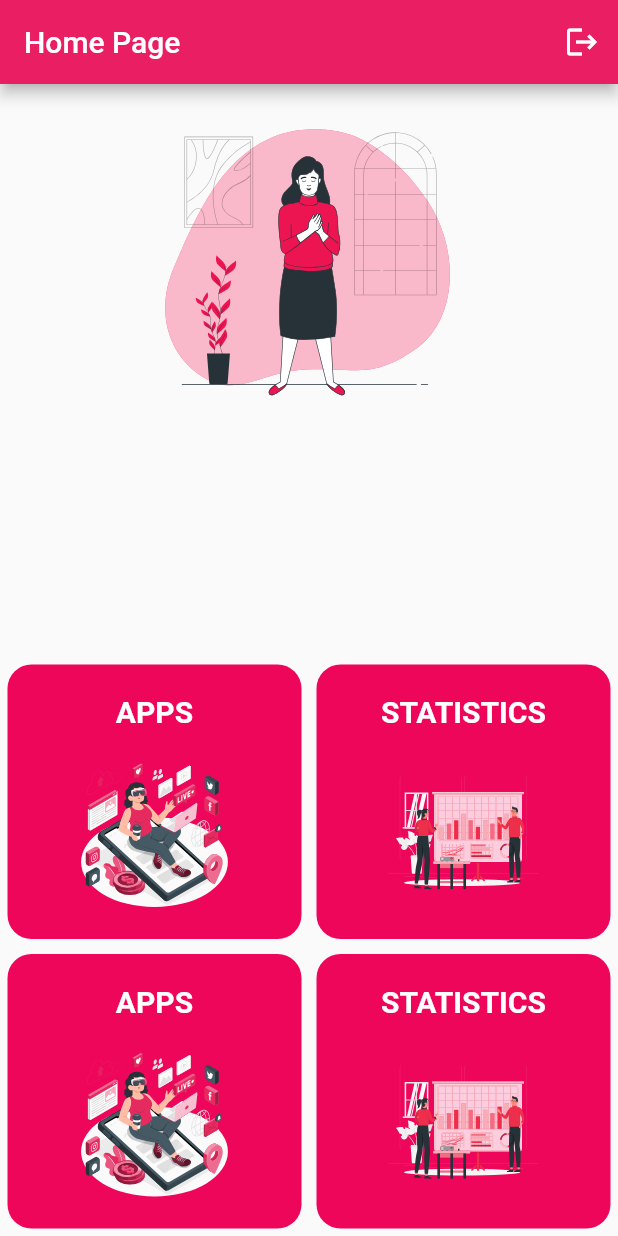
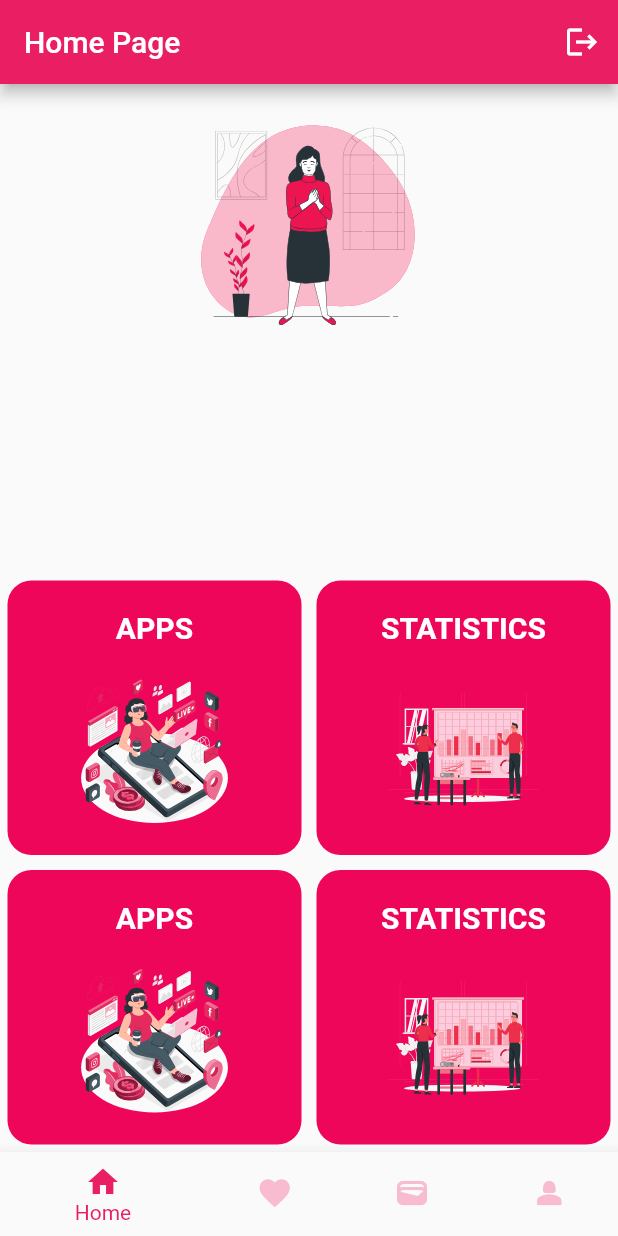
Before and after one commit to Curltai/stressout, a Flutter app: the screen it shows once a user with an empty profile is signed in, on a phone screen of 412 x 824 dp. Run offline on Flutter 3.47's test engine with Material 2 defaults, Android fonts, the phone set to English and light mode, and no system bars; our stand-ins replace firebase_auth, firebase_core, flutter_svg; accounts and stored records are empty.

Commit message:
feat: implemented navigation/applications page

```diff
--- /dev/null
+++ b/lib/pages/applications/apps.dart
@@ -0,0 +1 @@
+export 'package:stressout/pages/applications/views/view.dart';
--- /dev/null
+++ b/lib/pages/applications/views/view.dart
@@ -0,0 +1,2 @@
+export 'package:stressout/pages/applications/views/apps.dart';
+export 'package:stressout/pages/applications/views/favorite_apps.dart';
--- a/lib/pages/authentication/auth.dart
+++ b/lib/pages/authentication/auth.dart
@@ -12,9 +12,8 @@ class AuthPage extends StatelessWidget {
       body: StreamBuilder<User?>(
         stream: FirebaseAuth.instance.authStateChanges(),
         builder: (context, snapshot) {
-          print(snapshot);
           if (snapshot.hasData) {
-            return Home();
+            return const MainPage();
           } else {
             return const Onboarding();
           }
--- a/lib/pages/home/home.dart
+++ b/lib/pages/home/home.dart
@@ -1,100 +1 @@
-import 'package:firebase_auth/firebase_auth.dart';
-import 'package:flutter/material.dart';
-import 'package:stressout/pages/home/widgets/card.dart';
-import 'package:flutter_svg/flutter_svg.dart';
-
-import '../onboarding/onboarding.dart';
-
-class Home extends StatefulWidget {
-  const Home({super.key});
-
-  @override
-  State<Home> createState() => _HomeState();
-}
-
-class _HomeState extends State<Home> {
-  late User? _currentUser;
-
-  @override
-  void initState() {
-    _currentUser = FirebaseAuth.instance.currentUser;
-    super.initState();
-  }
-
-  void signUserOut() async {
-    await FirebaseAuth.instance.signOut();
-
-    Navigator.of(context).pushReplacement(
-      MaterialPageRoute(
-        builder: (context) => const Onboarding(),
-      ),
-    );
-  }
-
-  @override
-  Widget build(BuildContext context) {
-    return Scaffold(
-      appBar: AppBar(
-        title: const Text("Home Page"),
-        actions: [
-          IconButton(onPressed: signUserOut, icon: const Icon(Icons.logout))
-        ],
-      ),
-      body: SafeArea(
-        child: Center(
-          child: Column(
-            mainAxisAlignment: MainAxisAlignment.center,
-            children: [
-              const SizedBox(
-                height: 20,
-              ),
-              Row(
-                mainAxisAlignment: MainAxisAlignment.center,
-                children: [
-                  // Text('Welcome, ${_currentUser?.email}'),
-
-                  SvgPicture.asset('assets/images/background-home-1.svg',
-                      height: 200),
-                ],
-              ),
-              const Spacer(),
-              const Column(
-                mainAxisAlignment: MainAxisAlignment.end,
-                children: [
-                  Row(
-                    children: [
-                      Expanded(
-                        child: MyCard(
-                            label: 'APPS',
-                            imagePath: 'assets/images/card-1.svg'),
-                      ),
-                      Expanded(
-                        child: MyCard(
-                            label: 'STATISTICS',
-                            imagePath: 'assets/images/card-2.svg'),
-                      ),
-                    ],
-                  ),
-                  Row(
-                    children: [
-                      Expanded(
-                        child: MyCard(
-                            label: 'APPS',
-                            imagePath: 'assets/images/card-1.svg'),
-                      ),
-                      Expanded(
-                        child: MyCard(
-                            label: 'STATISTICS',
-                            imagePath: 'assets/images/card-2.svg'),
-                      ),
-                    ],
-                  ),
-                ],
-              ),
-            ],
-          ),
-        ),
-      ),
-    );
-  }
-}
+export 'package:stressout/pages/home/view/view.dart';
--- /dev/null
+++ b/lib/pages/home/view/home_page.dart
@@ -0,0 +1,111 @@
+import 'package:firebase_auth/firebase_auth.dart';
+import 'package:flutter/material.dart';
+import 'package:stressout/pages/applications/apps.dart';
+import 'package:stressout/pages/home/widgets/card.dart';
+import 'package:flutter_svg/flutter_svg.dart';
+
+import '../../onboarding/onboarding.dart';
+
+class Home extends StatefulWidget {
+  const Home({super.key});
+
+  @override
+  State<Home> createState() => _HomeState();
+}
+
+class _HomeState extends State<Home> {
+  late User? _currentUser;
+
+  @override
+  void initState() {
+    _currentUser = FirebaseAuth.instance.currentUser;
+    super.initState();
+  }
+
+  void signUserOut() async {
+    await FirebaseAuth.instance.signOut();
+
+    Navigator.of(context).pushReplacement(
+      MaterialPageRoute(
+        builder: (context) => const Onboarding(),
+      ),
+    );
+  }
+
+  @override
+  Widget build(BuildContext context) {
+    return Scaffold(
+      appBar: AppBar(
+        title: const Text("Home Page"),
+        actions: [
+          IconButton(onPressed: signUserOut, icon: const Icon(Icons.logout))
+        ],
+      ),
+      body: SafeArea(
+        child: Center(
+          child: Column(
+            mainAxisAlignment: MainAxisAlignment.center,
+            children: [
+              const SizedBox(
+                height: 20,
+              ),
+              Row(
+                mainAxisAlignment: MainAxisAlignment.center,
+                children: [
+                  // Text('Welcome, ${_currentUser?.email}'),
+
+                  SvgPicture.asset('assets/images/background-home-1.svg',
+                      height: 150),
+                ],
+              ),
+              // Text(
+              //   'Welcome, ${_currentUser?.email}',
+              //   style: TextStyle(fontSize: 20, color: Colors.black),
+              // ),
+              const Spacer(),
+              Column(
+                mainAxisAlignment: MainAxisAlignment.end,
+                children: [
+                  Row(
+                    children: [
+                      Expanded(
+                        child: GestureDetector(
+                          onTap: () => {
+                            Navigator.of(context).push(MaterialPageRoute(
+                                builder: (context) => const AppsPage())),
+                          },
+                          child: MyCard(
+                              label: 'APPS',
+                              imagePath: 'assets/images/card-1.svg'),
+                        ),
+                      ),
+                      Expanded(
+                        child: MyCard(
+                            label: 'STATISTICS',
+                            imagePath: 'assets/images/card-2.svg'),
+                      ),
+                    ],
+                  ),
+                  Row(
+                    children: [
+                      Expanded(
+                        child: MyCard(
+                            label: 'APPS',
+                            imagePath: 'assets/images/card-1.svg'),
+                      ),
+                      Expanded(
+                        child: MyCard(
+                            label: 'STATISTICS',
+                            imagePath: 'assets/images/card-2.svg'),
+                      ),
+                    ],
+                  ),
+                ],
+              ),
+            ],
+          ),
+        ),
+      ),
+    );
+  }
+}
--- /dev/null
+++ b/lib/pages/home/view/main_page.dart
@@ -0,0 +1,55 @@
+import 'package:firebase_auth/firebase_auth.dart';
+import 'package:flutter/material.dart';
+import 'package:stressout/pages/applications/apps.dart';
+import 'package:stressout/pages/home/view/home_page.dart';
+import 'package:stressout/pages/home/widgets/card.dart';
+import 'package:flutter_svg/flutter_svg.dart';
+import 'package:stressout/pages/login/views/forgot_page.dart';
+import 'package:stressout/pages/user/user.dart';
+import 'package:stressout/pages/wallet/wallet.dart';
+
+class MainPage extends StatefulWidget {
+  const MainPage({super.key});
+
+  @override
+  State<MainPage> createState() => _MainPageState();
+}
+
+class _MainPageState extends State<MainPage> {
+  int currentIndex = 0;
+
+  List pages = [
+    const Home(),
+    const FavoriteAppsPage(),
+    const WalletPage(),
+    const UserProfilePage(),
+  ];
+
+  void onTap(int index) {
+    setState(() {
+      currentIndex = index;
+    });
+  }
+
+  @override
+  Widget build(BuildContext context) {
+    return Scaffold(
+      body: pages[currentIndex],
+      bottomNavigationBar: BottomNavigationBar(
+        currentIndex: currentIndex,
+        selectedItemColor: Theme.of(context).primaryColor,
+        unselectedItemColor: Theme.of(context).primaryColorLight,
+        items: [
+          const BottomNavigationBarItem(icon: Icon(Icons.home), label: 'Home'),
+          const BottomNavigationBarItem(
+              icon: Icon(Icons.favorite), label: 'Favorite'),
+          const BottomNavigationBarItem(
+              icon: Icon(Icons.wallet), label: 'Wallet'),
+          const BottomNavigationBarItem(
+              icon: Icon(Icons.person_2), label: 'Profile'),
+        ],
+        onTap: onTap,
+      ),
+    );
+  }
+}
--- /dev/null
+++ b/lib/pages/home/view/view.dart
@@ -0,0 +1,2 @@
+export 'package:stressout/pages/home/view/main_page.dart';
+export 'package:stressout/pages/home/view/home_page.dart';
--- /dev/null
+++ b/lib/pages/instagram/instagram.dart
@@ -0,0 +1 @@
+export 'package:stressout/pages/instagram/views/main.dart';
--- /dev/null
+++ b/lib/pages/instagram/views/view.dart
@@ -0,0 +1 @@
+export 'package:stressout/pages/instagram/views/main.dart';
--- a/lib/pages/onboarding/onboarding.dart
+++ b/lib/pages/onboarding/onboarding.dart
@@ -1,6 +1,6 @@
 import 'package:flutter/material.dart';
 import 'package:flutter_svg/flutter_svg.dart';
-import 'package:stressout/pages/home/home.dart';
+import 'package:stressout/pages/home/view/home_page.dart';
 import 'package:stressout/pages/login/login.dart';
 import 'package:stressout/pages/welcome/welcome.dart';
 
--- /dev/null
+++ b/lib/pages/user/user.dart
@@ -0,0 +1 @@
+export 'package:stressout/pages/user/views/view.dart';
--- /dev/null
+++ b/lib/pages/user/views/view.dart
@@ -0,0 +1 @@
+export 'package:stressout/pages/user/views/my_profile.dart';
```
Also changed, not shown: lib/pages/applications/data/app_model.dart (added, +51 -0 lines), lib/pages/applications/views/apps.dart (added, +32 -0 lines), lib/pages/applications/views/favorite_apps.dart (added, +35 -0 lines), lib/pages/applications/widgets/app_card.dart (added, +40 -0 lines), lib/pages/instagram/views/main.dart (added, +10 -0 lines), lib/pages/user/views/my_profile.dart (added, +14 -0 lines), lib/pages/wallet/wallet.dart (added, +14 -0 lines).
